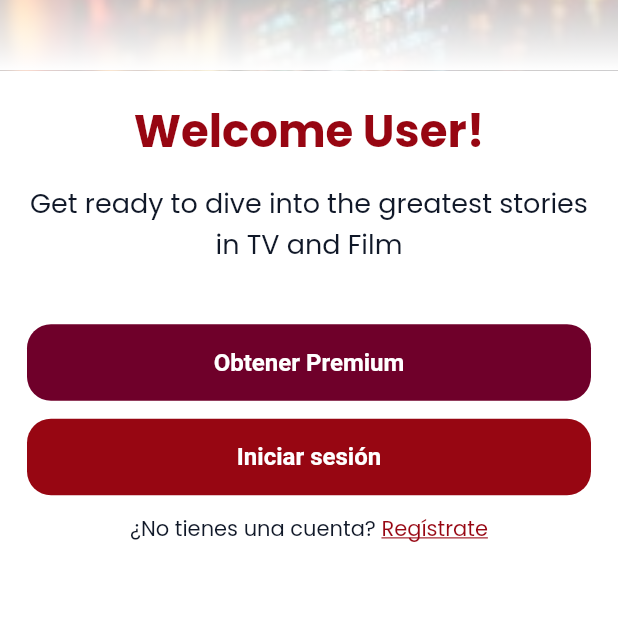
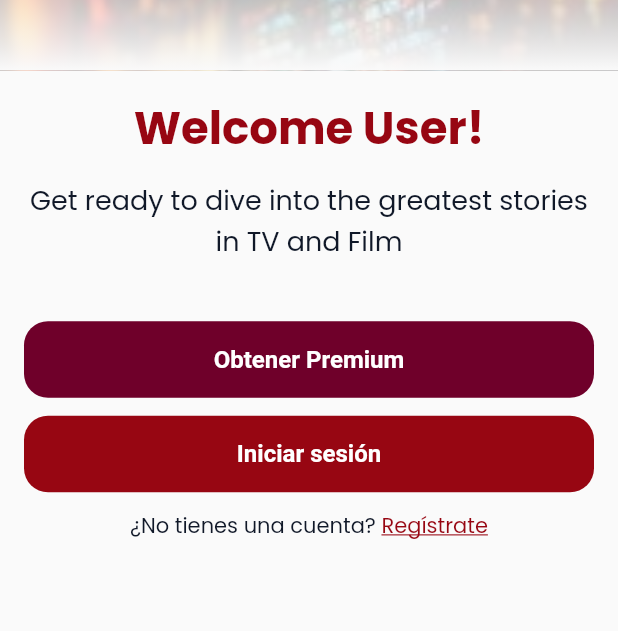
Before and after one commit to Teixeira49/shortform-vertical, a Flutter app: the screen it shows after launch, on a phone screen of 412 x 824 dp. Shown: the part 459-1090 px from the top of the screen. Run offline on Flutter 3.47's test engine with Material 3 defaults, Android fonts, the phone set to English and light mode, and no system bars; our stand-ins replace better_player_plus, bloc, confetti, connectivity_plus, dio, equatable and 14 more; missing offline and left inert: flutter_animated_icon_button, shadow_overlay, wolt_modal_sheet; accounts and stored records are empty.

Commit message:
Refactor: Extract widgets from IntroBody
This commit extracts several UI components from the `IntroBody` widget into their own dedicated widgets:

- `_IntroTermAndConditionsMessage`: Displays the terms and conditions text.
- `_IntroAppMainIcon`: Displays the application's main logo.
- `_IntroText`: Displays the welcome message and introductory text.

This refactoring improves code organization and readability within the `IntroBody` widget. Additionally, the background color of the main content area in `IntroBody` is now set dynamically using `AppTheme.theme(context).scaffoldBackgroundColor` for better theme consistency.

```diff
--- a/lib/src/modules/auth/presentation/intro/page/intro_page.dart
+++ b/lib/src/modules/auth/presentation/intro/page/intro_page.dart
@@ -12,6 +12,7 @@ import 'package:venetiktok/l10n/l10n.dart';
 import 'package:venetiktok/src/theme/extended_text_theme.dart';
 import 'package:venetiktok/src/variables/variables.dart';
 
+import '../../../../../theme/app_theme.dart';
 import '../../../../../variables/values/color_values.dart';
 import '../../../../../variables/values/values.dart';
 import '../../login/login.dart';
--- a/lib/src/modules/auth/presentation/intro/widget/intro_body.dart
+++ b/lib/src/modules/auth/presentation/intro/widget/intro_body.dart
@@ -115,8 +115,10 @@ class _IntroBodyState extends State<_IntroBody> {
                 decoration: BoxDecoration(
                   gradient: LinearGradient(
                     colors: [
-                      Colors.white,
-                      Colors.white.withAlpha(0),
+                      AppTheme.theme(context).scaffoldBackgroundColor,
+                      AppTheme.theme(context)
+                          .scaffoldBackgroundColor
+                          .withAlpha(0),
                     ],
                     begin: Alignment.bottomCenter,
                     end: Alignment.topCenter,
@@ -128,31 +130,13 @@ class _IntroBodyState extends State<_IntroBody> {
                 height: size.height / 1.75,
                 padding: const EdgeInsets.all(16.0),
                 decoration: BoxDecoration(
-                  border: Border.all(
-                    color: Colors.white,
-                    width: 2.0,
-                  ),
-                  //borderRadius: BorderRadius.circular(10.0),
-                  color: Colors.white,
+                  color: AppTheme.theme(context).scaffoldBackgroundColor,
                 ),
                 child: Column(
                   mainAxisAlignment: MainAxisAlignment.start,
                   spacing: WidthValues.spacingSm,
                   children: [
-                    Text(
-                      'Welcome User!',
-                      style:
-                          ExtendedTextTheme.displayTitleSmall(context).copyWith(
-                        color: ColorValues.fgBrandPrimary(context),
-                      ),
-                      textAlign: TextAlign.center,
-                    ),
-                    Text(
-                      'Get ready to dive into the greatest stories in TV and Film',
-                      style: ExtendedTextTheme.textLarge(context),
-                      textAlign: TextAlign.center,
-                    ),
-                    Gap(WidthValues.padding),
+                    _IntroText(),
                     _IntroPremiumPlansButton(),
                     _IntroLoginButton(),
                     _IntroSignUpTextButton(),
@@ -166,17 +150,14 @@ class _IntroBodyState extends State<_IntroBody> {
             top: size.height * 0.15,
             left: 0,
             right: 0,
-            child: Image.asset(
-              'assets/icons/logos/stream_lite_full_logo-removebg-preview.png',
-              height: Adaptive.h(16),
-            ),
+            child: _IntroAppMainIcon(),
           ),
 
           Positioned(
             bottom: 16,
             left: 16,
             right: 16,
-            child: _TermAndConditionsMessage(),
+            child: _IntroTermAndConditionsMessage(),
           ),
         ],
       ),
--- a/lib/src/modules/auth/presentation/intro/widget/intro_widgets.dart
+++ b/lib/src/modules/auth/presentation/intro/widget/intro_widgets.dart
@@ -31,8 +31,8 @@ class _IntroSignUpTextButton extends StatelessWidget {
   }
 }
 
-class _TermAndConditionsMessage extends StatelessWidget {
-  const _TermAndConditionsMessage();
+class _IntroTermAndConditionsMessage extends StatelessWidget {
+  const _IntroTermAndConditionsMessage();
 
   @override
   Widget build(BuildContext context) {
@@ -56,3 +56,41 @@ class _TermAndConditionsMessage extends StatelessWidget {
         ]));
   }
 }
+
+class _IntroAppMainIcon extends StatelessWidget {
+  const _IntroAppMainIcon();
+
+  @override
+  Widget build(BuildContext context) {
+    return Image.asset(
+      'assets/icons/logos/stream_lite_full_logo-removebg-preview.png',
+      height: Adaptive.h(16),
+    );
+  }
+}
+
+class _IntroText extends StatelessWidget {
+  const _IntroText();
+
+  @override
+  Widget build(BuildContext context) {
+    return Column(
+      spacing: WidthValues.spacingSm,
+      children: [
+        Text(
+          'Welcome User!',
+          style: ExtendedTextTheme.displayTitleSmall(context).copyWith(
+            color: ColorValues.fgBrandPrimary(context),
+          ),
+          textAlign: TextAlign.center,
+        ),
+        Text(
+          'Get ready to dive into the greatest stories in TV and Film',
+          style: ExtendedTextTheme.textLarge(context),
+          textAlign: TextAlign.center,
+        ),
+        Gap(WidthValues.padding),
+      ],
+    );
+  }
+}
```
